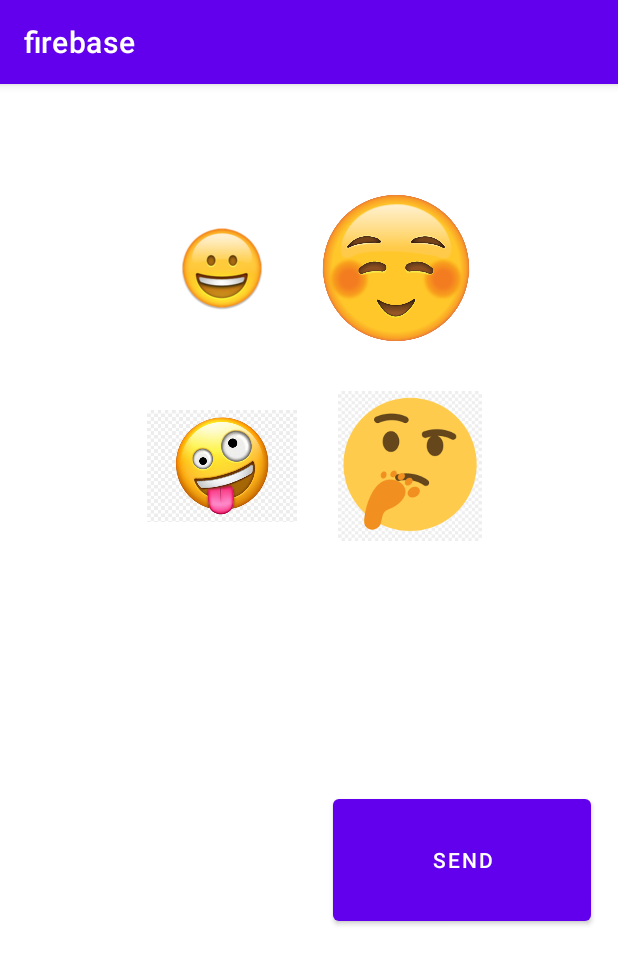
After one commit to YiqianDeng/PawFriends-Team_Firebase-aassignment, an Android app: the UserListActivity screen opened directly, with no data from a screen before it, on a phone screen of 412 x 824 dp. The commit adds this screen. Shown: the top 964 px of the screen. Run offline under Robolectric (Android 15) with nearby library versions, the phone set to English and light mode, and no system bars; our stand-ins replace Firebase (no records; nobody signed in at launch, a user with empty details on screens opened directly).

Commit message:
xue-userlistActivity

```diff
--- a/app/build.gradle
+++ b/app/build.gradle
@@ -34,16 +34,16 @@ dependencies {
     // Import the Firebase BoM
     implementation platform('com.google.firebase:firebase-bom:26.7.0')
     // Declare the dependency for the Firebase SDK for Google Analytics
-    implementation 'com.google.firebase:firebase-analytics'
     implementation 'com.google.firebase:firebase-auth'
     implementation 'com.google.firebase:firebase-firestore'
     implementation 'com.google.firebase:firebase-storage'
-    implementation 'com.google.firebase:firebase-messaging'
     implementation 'com.google.firebase:firebase-inappmessaging:19.1.5'
     implementation 'com.google.firebase:firebase-database:19.7.0'
     implementation 'androidx.appcompat:appcompat:1.2.0'
     implementation 'com.google.android.material:material:1.3.0'
     implementation 'androidx.constraintlayout:constraintlayout:2.0.4'
+    implementation 'com.google.firebase:firebase-messaging:21.0.1'
+    implementation 'com.google.firebase:firebase-analytics:18.0.2'
     testImplementation 'junit:junit:4.13.2'
     androidTestImplementation 'androidx.test.ext:junit:1.1.2'
     androidTestImplementation 'androidx.test.espresso:espresso-core:3.3.0'
--- /dev/null
+++ b/app/src/main/res/layout/activity_emoji.xml
@@ -0,0 +1,111 @@
+<?xml version="1.0" encoding="utf-8"?>
+<androidx.constraintlayout.widget.ConstraintLayout xmlns:android="http://schemas.android.com/apk/res/android"
+    xmlns:app="http://schemas.android.com/apk/res-auto"
+    xmlns:tools="http://schemas.android.com/tools"
+    android:layout_width="match_parent"
+    android:layout_height="match_parent"
+    android:layout_marginTop="16sp"
+    tools:context=".UserListActivity">
+
+    <ImageView
+        android:id="@+id/img4"
+        android:layout_width="100dp"
+        android:layout_height="100dp"
+        android:layout_marginStart="16sp"
+        android:layout_marginTop="148dp"
+        android:layout_marginEnd="16dp"
+        android:contentDescription="@string/img_4"
+        android:onClick="clickImg"
+        app:layout_constraintEnd_toEndOf="parent"
+        app:layout_constraintHorizontal_bias="0.111"
+        app:layout_constraintStart_toEndOf="@+id/img1"
+        app:layout_constraintTop_toBottomOf="@+id/textWindow"
+        app:srcCompat="@drawable/img4" />
+
+    <ListView
+        android:id="@+id/usersListView"
+        android:layout_width="0dp"
+        android:layout_height="243dp"
+        android:layout_marginStart="16dp"
+        android:layout_marginTop="90dp"
+        android:layout_marginEnd="34dp"
+        android:layout_marginBottom="94dp"
+        app:layout_constraintBottom_toBottomOf="parent"
+        app:layout_constraintEnd_toStartOf="@+id/bttn_send_img"
+        app:layout_constraintStart_toStartOf="parent"
+        app:layout_constraintTop_toBottomOf="@+id/img3" />
+
+    <ImageView
+        android:id="@+id/img3"
+        android:layout_width="100dp"
+        android:layout_height="100dp"
+        android:layout_marginStart="16dp"
+        android:layout_marginTop="148dp"
+        android:contentDescription="@string/img5"
+        android:onClick="clickImg"
+        app:layout_constraintEnd_toStartOf="@+id/img2"
+        app:layout_constraintHorizontal_bias="0.836"
+        app:layout_constraintHorizontal_chainStyle="packed"
+        app:layout_constraintStart_toStartOf="parent"
+        app:layout_constraintTop_toBottomOf="@+id/textWindow"
+        app:srcCompat="@drawable/img3" />
+
+    <TextView
+        android:id="@+id/textWindow"
+        android:layout_width="match_parent"
+        android:layout_height="wrap_content"
+        android:layout_marginStart="32dp"
+        android:layout_marginTop="16dp"
+        android:layout_marginEnd="32dp"
+        android:layout_marginBottom="414dp"
+        android:textAlignment="center"
+        android:textSize="18sp"
+        app:layout_constraintBottom_toTopOf="@+id/bttn_send_img"
+        app:layout_constraintEnd_toEndOf="parent"
+        app:layout_constraintHorizontal_bias="0.498"
+        app:layout_constraintStart_toStartOf="parent"
+        app:layout_constraintTop_toTopOf="parent" />
+
+    <ImageView
+        android:id="@+id/img1"
+        android:layout_width="100dp"
+        android:layout_height="100dp"
+        android:layout_marginStart="16dp"
+        android:layout_marginTop="16dp"
+        android:contentDescription="@string/img5"
+        android:onClick="clickImg"
+        app:layout_constraintEnd_toStartOf="@+id/img2"
+        app:layout_constraintHorizontal_bias="0.5"
+        app:layout_constraintHorizontal_chainStyle="packed"
+        app:layout_constraintStart_toStartOf="parent"
+        app:layout_constraintTop_toBottomOf="@+id/textWindow"
+        app:srcCompat="@drawable/img1" />
+
+    <ImageView
+        android:id="@+id/img2"
+        android:layout_width="100dp"
+        android:layout_height="100dp"
+        android:layout_marginStart="16sp"
+        android:layout_marginTop="16dp"
+        android:layout_marginEnd="16dp"
+        android:contentDescription="@string/img_4"
+        android:onClick="clickImg"
+        app:layout_constraintEnd_toEndOf="parent"
+        app:layout_constraintHorizontal_bias="0.5"
+        app:layout_constraintStart_toEndOf="@+id/img1"
+        app:layout_constraintTop_toBottomOf="@+id/textWindow"
+        app:srcCompat="@drawable/img2" />
+
+    <Button
+        android:id="@+id/bttn_send_img"
+        android:layout_width="0dp"
+        android:layout_height="0dp"
+        android:layout_marginEnd="18dp"
+        android:layout_marginBottom="204dp"
+        android:text="@string/send"
+        app:layout_constraintBottom_toBottomOf="parent"
+        app:layout_constraintEnd_toEndOf="parent"
+        app:layout_constraintStart_toEndOf="@+id/usersListView"
+        app:layout_constraintTop_toBottomOf="@+id/textWindow" />
+
+</androidx.constraintlayout.widget.ConstraintLayout>
--- a/app/src/main/res/values/strings.xml
+++ b/app/src/main/res/values/strings.xml
@@ -1,3 +1,12 @@
 <resources>
     <string name="app_name">firebase</string>
+    <string name="username">username</string>
+    <string name="enter_your_username">Enter your username</string>
+    <string name="input_username">enter_username</string>
+    <string name="Go">Go</string>
+    <string name="todo">TODO</string>
+    <string name="img_4">image_of_facemask</string>
+    <string name="img5">image_of_goggles</string>
+    <string name="send">Send</string>
+    <string name="user_list">User List</string>
 </resources>
```
Also changed, not shown: app/src/main/AndroidManifest.xml (+28 -1 lines), app/src/main/java/edu/neu/madcourse/firebase/MainActivity.java (+63 -1 lines), app/src/main/java/edu/neu/madcourse/firebase/MessagingService.java (added, +84 -0 lines), app/src/main/java/edu/neu/madcourse/firebase/ReceivedActivity.java (added, +19 -0 lines), app/src/main/java/edu/neu/madcourse/firebase/User.java (added, +21 -0 lines), app/src/main/java/edu/neu/madcourse/firebase/UserListActivity.java (added, +219 -0 lines), app/src/main/java/edu/neu/madcourse/firebase/Users.java (deleted, +0 -23 lines), app/src/main/res/layout/activity_img_received.xml (added, +23 -0 lines), app/src/main/res/layout/activity_main.xml (+25 -6 lines), app/src/main/res/drawable/img1.png (added), app/src/main/res/drawable/img2.png (added), app/src/main/res/drawable/img3.png (added), app/src/main/res/drawable/img4.png (added), app/src/main/res/drawable/img5.png (added), 1 more files.
